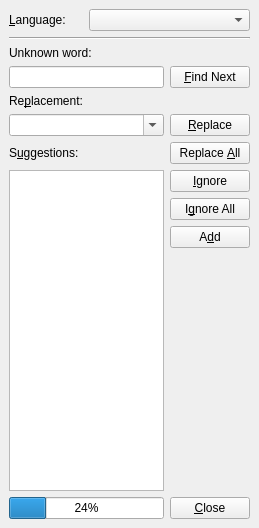
Above: src/frontends/qt4/ui/SpellcheckerUi.ui from cburschka/lyx before the change. Below: the same form after it.
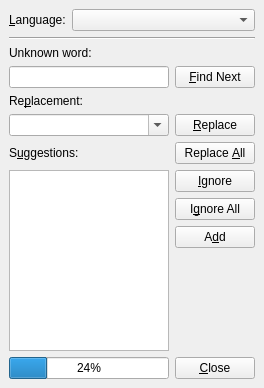
That is the form after the change.

What changed in the file:
```diff
--- a/src/frontends/qt4/ui/SpellcheckerUi.ui
+++ b/src/frontends/qt4/ui/SpellcheckerUi.ui
@@ -1,171 +1,190 @@
 <ui version="4.0" >
  <class>SpellcheckerUi</class>
- <widget class="QDockWidget" name="SpellcheckerUi" >
-  <property name="geometry" >
+ <widget class="QDockWidget" name="SpellcheckerUi">
+  <property name="geometry">
    <rect>
     <x>0</x>
     <y>0</y>
-    <width>259</width>
-    <height>528</height>
+    <width>264</width>
+    <height>388</height>
    </rect>
   </property>
-  <property name="windowTitle" >
+  <property name="windowTitle">
    <string>DockWidget</string>
   </property>
-  <widget class="QWidget" name="dockWidgetContents" >
-   <layout class="QGridLayout" >
-    <property name="margin" >
-     <number>9</number>
-    </property>
-    <property name="spacing" >
-     <number>6</number>
-    </property>
-    <item row="0" column="0" >
-     <widget class="QLabel" name="languageLA" >
-      <property name="text" >
-       <string>&amp;Language:</string>
+  <widget class="QWidget" name="dockWidgetContents">
+   <layout class="QGridLayout" name="gridLayout">
+    <item row="0" column="0" colspan="2">
+     <layout class="QHBoxLayout" name="horizontalLayout">
+      <item>
+       <widget class="QLabel" name="languageLA">
+        <property name="text">
+         <string>&amp;Language:</string>
+        </property>
+        <property name="buddy">
+         <cstring>languageCO</cstring>
+        </property>
+       </widget>
+      </item>
+      <item>
+       <widget class="QComboBox" name="languageCO">
+        <property name="sizePolicy">
+         <sizepolicy hsizetype="Expanding" vsizetype="Fixed">
+          <horstretch>0</horstretch>
+          <verstretch>0</verstretch>
+         </sizepolicy>
+        </property>
+        <property name="toolTip">
+         <string>The checked language. Switching this alters the language of the checked word.</string>
+        </property>
+       </widget>
+      </item>
+     </layout>
+    </item>
+    <item row="1" column="0" colspan="2">
+     <widget class="Line" name="line">
+      <property name="orientation">
+       <enum>Qt::Horizontal</enum>
       </property>
-      <property name="buddy" >
-       <cstring>languageCO</cstring>
-      </property>
      </widget>
     </item>
-    <item row="0" column="1" colspan="2" >
-     <widget class="QComboBox" name="languageCO" >
-      <property name="toolTip" >
-       <string>The checked language. Switching this alters the language of the checked word.</string>
+    <item row="2" column="0">
+     <widget class="QLabel" name="TextLabel3">
+      <property name="text">
+       <string>Unknown word:</string>
       </property>
+      <property name="buddy">
+       <cstring>wordED</cstring>
+      </property>
      </widget>
     </item>
-    <item row="3" column="0" colspan="2" >
-     <widget class="QLineEdit" name="wordED" >
-      <property name="toolTip" >
+    <item row="3" column="0">
+     <widget class="QLineEdit" name="wordED">
+      <property name="toolTip">
        <string>Current word</string>
       </property>
      </widget>
     </item>
-    <item row="3" column="2" >
-     <widget class="QPushButton" name="findNextPB" >
-      <property name="toolTip" >
+    <item row="3" column="1">
+     <widget class="QPushButton" name="findNextPB">
+      <property name="toolTip">
        <string>Replace word with current choice</string>
       </property>
-      <property name="text" >
+      <property name="text">
        <string>&amp;Find Next</string>
       </property>
      </widget>
     </item>
-    <item row="4" column="0" colspan="2" >
-     <widget class="QLabel" name="TextLabel1" >
-      <property name="text" >
+    <item row="4" column="0">
+     <widget class="QLabel" name="TextLabel1">
+      <property name="text">
        <string>Re&amp;placement:</string>
       </property>
-      <property name="buddy" >
+      <property name="buddy">
        <cstring>replaceCO</cstring>
       </property>
      </widget>
     </item>
-    <item row="5" column="0" colspan="2" >
-     <widget class="QComboBox" name="replaceCO" >
-      <property name="sizePolicy" >
-       <sizepolicy>
-        <hsizetype>3</hsizetype>
-        <vsizetype>0</vsizetype>
+    <item row="5" column="0">
+     <widget class="QComboBox" name="replaceCO">
+      <property name="sizePolicy">
+       <sizepolicy hsizetype="MinimumExpanding" vsizetype="Fixed">
         <horstretch>0</horstretch>
         <verstretch>0</verstretch>
        </sizepolicy>
       </property>
-      <property name="focusPolicy" >
+      <property name="focusPolicy">
        <enum>Qt::StrongFocus</enum>
       </property>
-      <property name="toolTip" >
+      <property name="toolTip">
        <string>Replace with selected word</string>
       </property>
-      <property name="editable" >
+      <property name="editable">
        <bool>true</bool>
       </property>
-      <property name="insertPolicy" >
+      <property name="insertPolicy">
        <enum>QComboBox::InsertAtTop</enum>
       </property>
-      <property name="autoCompletion" >
+      <property name="autoCompletion">
        <bool>true</bool>
       </property>
-      <property name="duplicatesEnabled" >
+      <property name="duplicatesEnabled">
        <bool>false</bool>
       </property>
      </widget>
     </item>
-    <item row="5" column="2" >
-     <widget class="QPushButton" name="replacePB" >
-      <property name="toolTip" >
+    <item row="5" column="1">
+     <widget class="QPushButton" name="replacePB">
+      <property name="toolTip">
        <string>Replace word with current choice</string>
       </property>
-      <property name="text" >
+      <property name="text">
        <string>&amp;Replace</string>
       </property>
      </widget>
     </item>
-    <item row="6" column="0" colspan="2" >
-     <widget class="QLabel" name="TextLabel2" >
-      <property name="text" >
+    <item row="6" column="0">
+     <widget class="QLabel" name="TextLabel2">
+      <property name="text">
        <string>S&amp;uggestions:</string>
       </property>
-      <property name="buddy" >
+      <property name="buddy">
        <cstring>suggestionsLW</cstring>
       </property>
      </widget>
     </item>
-    <item row="6" column="2" >
-     <widget class="QPushButton" name="replaceAllPB" >
-      <property name="toolTip" >
+    <item row="6" column="1">
+     <widget class="QPushButton" name="replaceAllPB">
+      <property name="toolTip">
        <string>Replace word with current choice</string>
       </property>
-      <property name="text" >
+      <property name="text">
        <string>Replace &amp;All</string>
       </property>
      </widget>
     </item>
-    <item rowspan="4" row="7" column="0" colspan="2" >
-     <widget class="QListWidget" name="suggestionsLW" />
+    <item row="7" column="0" rowspan="4">
+     <widget class="QListWidget" name="suggestionsLW"/>
     </item>
-    <item row="7" column="2" >
-     <widget class="QPushButton" name="ignorePB" >
-      <property name="toolTip" >
+    <item row="7" column="1">
+     <widget class="QPushButton" name="ignorePB">
+      <property name="toolTip">
        <string>Ignore this word</string>
       </property>
-      <property name="text" >
+      <property name="text">
        <string>&amp;Ignore</string>
       </property>
      </widget>
     </item>
-    <item row="8" column="2" >
-     <widget class="QPushButton" name="ignoreAllPB" >
-      <property name="toolTip" >
+    <item row="8" column="1">
+     <widget class="QPushButton" name="ignoreAllPB">
+      <property name="toolTip">
        <string>Ignore this word throughout this session</string>
       </property>
-      <property name="text" >
+      <property name="text">
        <string>I&amp;gnore All</string>
       </property>
      </widget>
     </item>
-    <item row="9" column="2" >
-     <widget class="QPushButton" name="addPB" >
-      <property name="toolTip" >
+    <item row="9" column="1">
+     <widget class="QPushButton" name="addPB">
+      <property name="toolTip">
        <string>Add the word to your personal dictionary</string>
       </property>
-      <property name="text" >
+      <property name="text">
        <string>A&amp;dd</string>
       </property>
      </widget>
     </item>
-    <item row="10" column="2" >
+    <item row="10" column="1">
      <spacer>
-      <property name="orientation" >
+      <property name="orientation">
        <enum>Qt::Vertical</enum>
       </property>
-      <property name="sizeType" >
+      <property name="sizeType">
        <enum>QSizePolicy::Expanding</enum>
       </property>
-      <property name="sizeHint" >
+      <property name="sizeHint" stdset="0">
        <size>
         <width>74</width>
         <height>98</height>
@@ -173,40 +192,23 @@
       </property>
      </spacer>
     </item>
-    <item row="11" column="0" colspan="2" >
-     <widget class="QProgressBar" name="spellcheckPR" >
-      <property name="value" >
+    <item row="11" column="0">
+     <widget class="QProgressBar" name="spellcheckPR">
+      <property name="value">
        <number>24</number>
       </property>
-      <property name="orientation" >
+      <property name="orientation">
        <enum>Qt::Horizontal</enum>
       </property>
      </widget>
     </item>
-    <item row="11" column="2" >
-     <widget class="QPushButton" name="closePB" >
-      <property name="text" >
+    <item row="11" column="1">
+     <widget class="QPushButton" name="closePB">
+      <property name="text">
        <string>&amp;Close</string>
       </property>
      </widget>
     </item>
-    <item row="2" column="0" colspan="2" >
-     <widget class="QLabel" name="TextLabel3" >
-      <property name="text" >
-       <string>Unknown word:</string>
-      </property>
-      <property name="buddy" >
-       <cstring>wordED</cstring>
-      </property>
-     </widget>
-    </item>
-    <item row="1" column="0" colspan="3" >
-     <widget class="Line" name="line" >
-      <property name="orientation" >
-       <enum>Qt::Horizontal</enum>
-      </property>
-     </widget>
-    </item>
    </layout>
   </widget>
  </widget>
```
Left out of the diff: 2 changed lines with no effect on the pictures.
